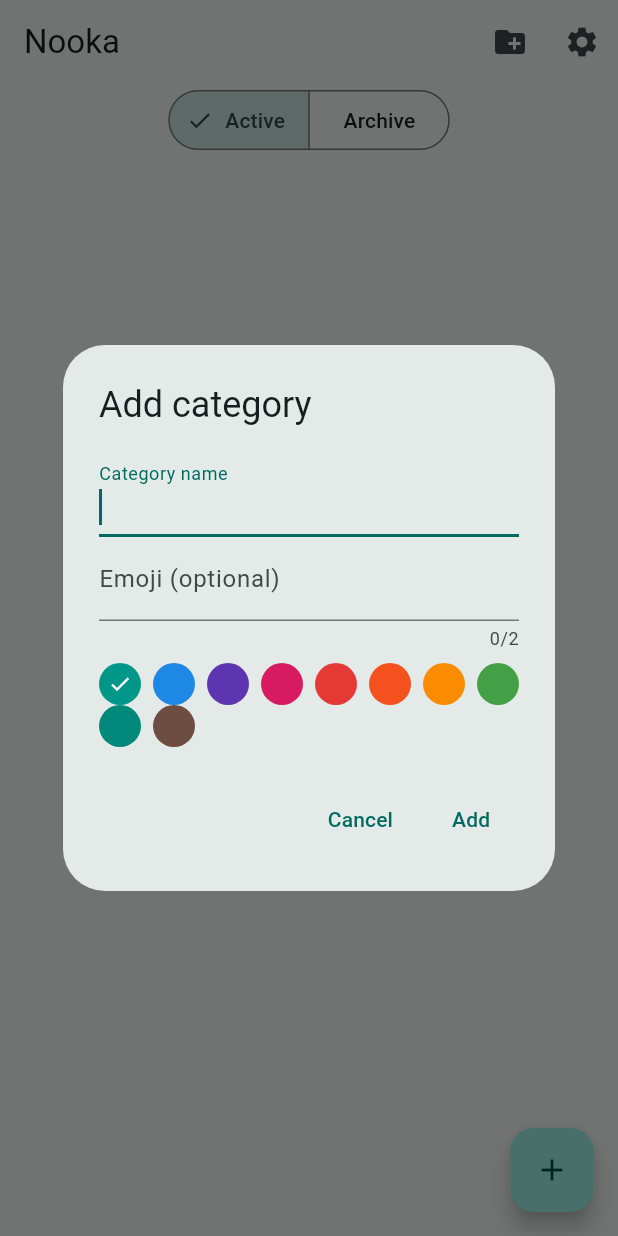
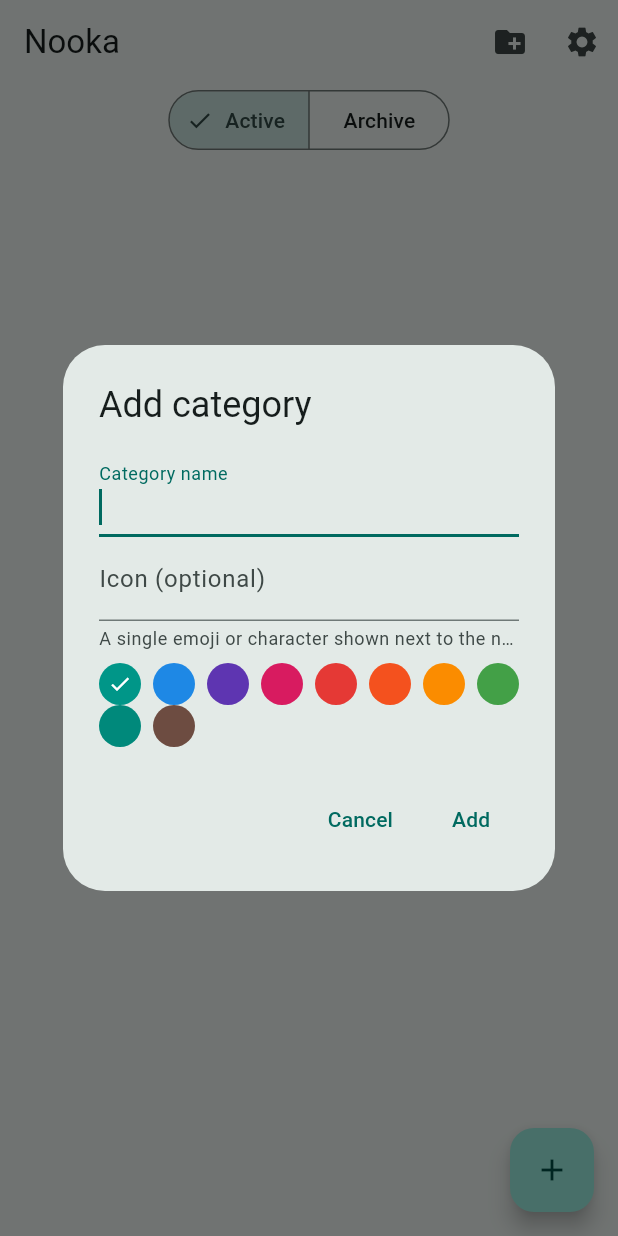
Before and after one commit to quotidianlabs/nooka, a Flutter app: the screen it shows after launch, after a tap on the "create new folder" icon, on a phone screen of 412 x 824 dp. Run offline on Flutter 3.47's test engine with Material 3 defaults, Android fonts, the phone set to English and light mode, and no system bars; our stand-ins replace drift, drift_flutter, flutter_riverpod, riverpod_annotation, shared_preferences; accounts and stored records are empty; generated files the repository leaves out were written again.

Commit message:
feat: relabel category icon field, restrict to one grapheme, add helper
Co-Authored-By: Claude Sonnet 4.6 <noreply@anthropic.com>

```diff
--- a/lib/l10n/app_en.arb
+++ b/lib/l10n/app_en.arb
@@ -6,7 +6,8 @@
   "addCategory": "Add category",
   "editCategory": "Edit category",
   "categoryNameLabel": "Category name",
-  "emojiLabel": "Emoji (optional)",
+  "iconLabel": "Icon (optional)",
+  "iconHelper": "A single emoji or character shown next to the name.",
   "addTask": "New item",
   "editTask": "Edit item",
   "taskNameLabel": "Item name",
--- a/lib/l10n/app_localizations.dart
+++ b/lib/l10n/app_localizations.dart
@@ -134,11 +134,17 @@ abstract class AppLocalizations {
   /// **'Category name'**
   String get categoryNameLabel;
 
-  /// No description provided for @emojiLabel.
+  /// No description provided for @iconLabel.
   ///
   /// In en, this message translates to:
-  /// **'Emoji (optional)'**
-  String get emojiLabel;
+  /// **'Icon (optional)'**
+  String get iconLabel;
+
+  /// No description provided for @iconHelper.
+  ///
+  /// In en, this message translates to:
+  /// **'A single emoji or character shown next to the name.'**
+  String get iconHelper;
 
   /// No description provided for @addTask.
   ///
--- a/lib/l10n/app_localizations_en.dart
+++ b/lib/l10n/app_localizations_en.dart
@@ -27,7 +27,11 @@ class AppLocalizationsEn extends AppLocalizations {
   String get categoryNameLabel => 'Category name';
 
   @override
-  String get emojiLabel => 'Emoji (optional)';
+  String get iconLabel => 'Icon (optional)';
+
+  @override
+  String get iconHelper =>
+      'A single emoji or character shown next to the name.';
 
   @override
   String get addTask => 'New item';
--- a/lib/l10n/app_localizations_ru.dart
+++ b/lib/l10n/app_localizations_ru.dart
@@ -27,7 +27,10 @@ class AppLocalizationsRu extends AppLocalizations {
   String get categoryNameLabel => 'Название категории';
 
   @override
-  String get emojiLabel => 'Эмодзи (необязательно)';
+  String get iconLabel => 'Иконка (необязательно)';
+
+  @override
+  String get iconHelper => 'Один эмодзи или символ рядом с названием.';
 
   @override
   String get addTask => 'Новое дело';
--- a/lib/l10n/app_ru.arb
+++ b/lib/l10n/app_ru.arb
@@ -6,7 +6,8 @@
   "addCategory": "Добавить категорию",
   "editCategory": "Изменить категорию",
   "categoryNameLabel": "Название категории",
-  "emojiLabel": "Эмодзи (необязательно)",
+  "iconLabel": "Иконка (необязательно)",
+  "iconHelper": "Один эмодзи или символ рядом с названием.",
   "addTask": "Новое дело",
   "editTask": "Изменить дело",
   "taskNameLabel": "Название дела",
--- a/lib/ui/widgets/category_dialog.dart
+++ b/lib/ui/widgets/category_dialog.dart
@@ -1,4 +1,5 @@
 import 'package:flutter/material.dart';
+import 'package:flutter/services.dart';
 
 import '../../l10n/app_localizations.dart';
 import '../core/category_colors.dart';
@@ -8,7 +9,7 @@ class CategoryDialogResult {
   CategoryDialogResult(this.name, this.color, this.emoji);
   final String name;
   final int color;
-  final String? emoji;
+  final String? emoji; // a single grapheme, or null
 }
 
 /// Shows a dialog to create or edit a category. Returns null on cancel.
@@ -46,7 +47,7 @@ class _CategoryDialogState extends State<_CategoryDialog> {
   late final TextEditingController _name = TextEditingController(
     text: widget.initialName,
   );
-  late final TextEditingController _emoji = TextEditingController(
+  late final TextEditingController _icon = TextEditingController(
     text: widget.initialEmoji ?? '',
   );
   late int _color = widget.initialColor;
@@ -54,7 +55,7 @@ class _CategoryDialogState extends State<_CategoryDialog> {
   @override
   void dispose() {
     _name.dispose();
-    _emoji.dispose();
+    _icon.dispose();
     super.dispose();
   }
 
@@ -74,10 +75,24 @@ class _CategoryDialogState extends State<_CategoryDialog> {
             decoration: InputDecoration(labelText: l10n.categoryNameLabel),
           ),
           TextField(
-            key: const Key('category-emoji-field'),
-            controller: _emoji,
-            maxLength: 2,
-            decoration: InputDecoration(labelText: l10n.emojiLabel),
+            key: const Key('category-icon-field'),
+            controller: _icon,
+            decoration: InputDecoration(
+              labelText: l10n.iconLabel,
+              helperText: l10n.iconHelper,
+            ),
+            inputFormatters: [
+              // Keep at most one user-perceived character (grapheme), so a
+              // multi-codepoint emoji counts as one and a word can't be typed.
+              TextInputFormatter.withFunction((oldValue, newValue) {
+                if (newValue.text.characters.length <= 1) return newValue;
+                final clipped = newValue.text.characters.take(1).toString();
+                return TextEditingValue(
+                  text: clipped,
+                  selection: TextSelection.collapsed(offset: clipped.length),
+                );
+              }),
+            ],
           ),
           const SizedBox(height: 8),
           Wrap(
@@ -108,10 +123,10 @@ class _CategoryDialogState extends State<_CategoryDialog> {
           onPressed: () {
             final name = _name.text.trim();
             if (name.isEmpty) return;
-            final emoji = _emoji.text.trim();
+            final icon = _icon.text.trim();
             Navigator.pop(
               context,
-              CategoryDialogResult(name, _color, emoji.isEmpty ? null : emoji),
+              CategoryDialogResult(name, _color, icon.isEmpty ? null : icon),
             );
           },
           child: Text(isEdit ? l10n.save : l10n.add),
```
Also changed, not shown: 1 other file.
